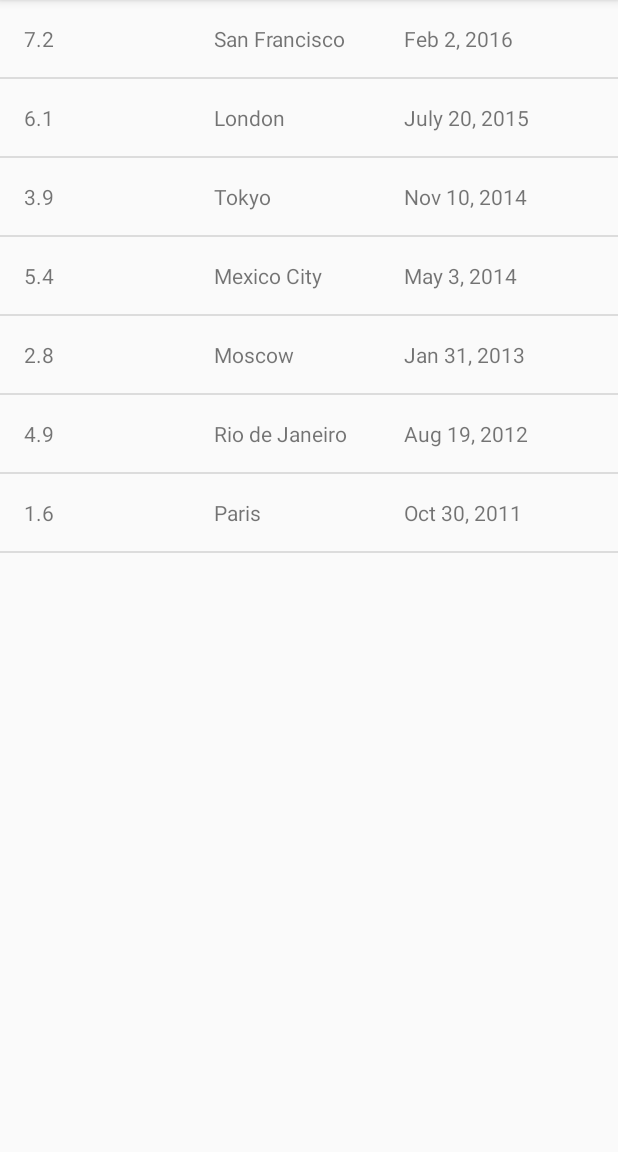
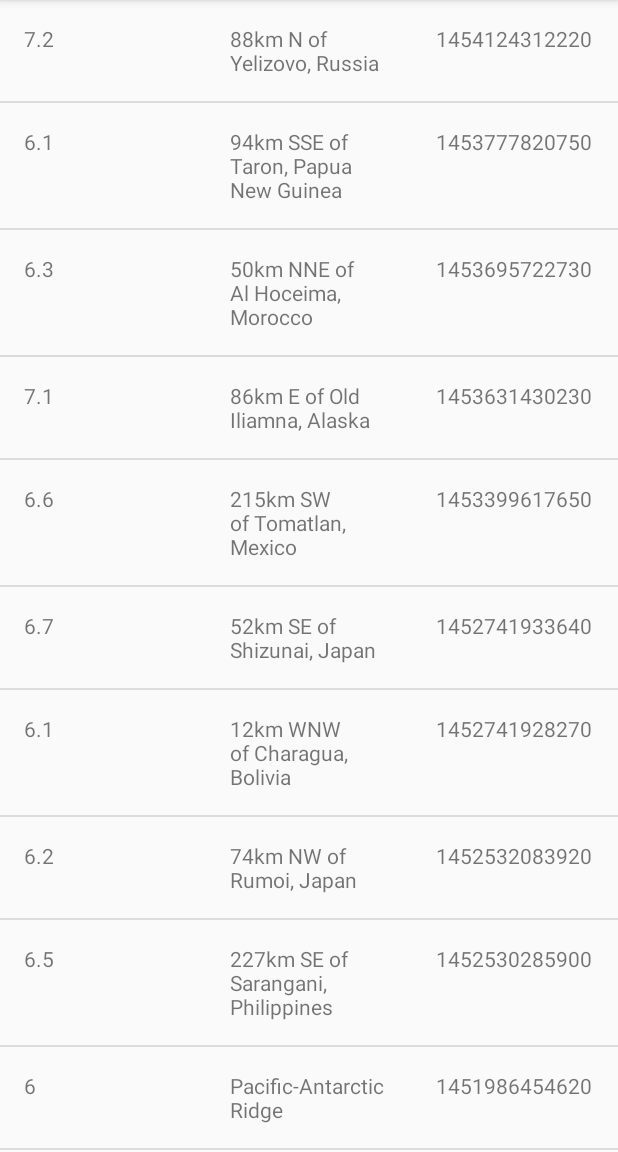
Before and after one commit to sergeykamyshov/CourseUdacity, an Android app: the screen it shows after launch (EarthquakeActivity), on a phone screen of 412 x 824 dp, the part 84-1236 px from its top. Run offline under Robolectric (Android 15) with nearby library versions, the light colour scheme and no system bars.

Commit message:
Created util class that helps to parse JSON

```diff
--- a/QuakeReport/app/src/main/java/com/example/android/quakereport/Earthquake.java
+++ b/QuakeReport/app/src/main/java/com/example/android/quakereport/Earthquake.java
@@ -2,37 +2,37 @@ package com.example.android.quakereport;
 
 public class Earthquake {
 
-    private String magnitude;
-    private String place;
-    private String date;
+    private String mMagnitude;
+    private String mPlace;
+    private String mDate;
 
     public Earthquake(String magnitude, String place, String date) {
-        this.magnitude = magnitude;
-        this.place = place;
-        this.date = date;
+        this.mMagnitude = magnitude;
+        this.mPlace = place;
+        this.mDate = date;
     }
 
     public String getMagnitude() {
-        return magnitude;
+        return mMagnitude;
     }
 
     public void setMagnitude(String magnitude) {
-        this.magnitude = magnitude;
+        mMagnitude = magnitude;
     }
 
     public String getPlace() {
-        return place;
+        return mPlace;
     }
 
     public void setPlace(String place) {
-        this.place = place;
+        mPlace = place;
     }
 
     public String getDate() {
-        return date;
+        return mDate;
     }
 
     public void setDate(String date) {
-        this.date = date;
+        mDate = date;
     }
 }
--- a/QuakeReport/app/src/main/java/com/example/android/quakereport/EarthquakeActivity.java
+++ b/QuakeReport/app/src/main/java/com/example/android/quakereport/EarthquakeActivity.java
@@ -31,14 +31,7 @@ public class EarthquakeActivity extends AppCompatActivity {
         setContentView(R.layout.earthquake_activity);
 
         // Create a fake list of earthquake locations.
-        ArrayList<Earthquake> earthquakes = new ArrayList<>();
-        earthquakes.add(new Earthquake("7.2", "San Francisco", "Feb 2, 2016"));
-        earthquakes.add(new Earthquake("6.1", "London", "July 20, 2015"));
-        earthquakes.add(new Earthquake("3.9", "Tokyo", "Nov 10, 2014"));
-        earthquakes.add(new Earthquake("5.4", "Mexico City", "May 3, 2014"));
-        earthquakes.add(new Earthquake("2.8", "Moscow", "Jan 31, 2013"));
-        earthquakes.add(new Earthquake("4.9", "Rio de Janeiro", "Aug 19, 2012"));
-        earthquakes.add(new Earthquake("1.6", "Paris", "Oct 30, 2011"));
+        ArrayList<Earthquake> earthquakes = QueryUtils.extractEarthquakes();
 
         // Find a reference to the {@link ListView} in the layout
         ListView earthquakeListView = (ListView) findViewById(R.id.list);
--- a/QuakeReport/app/src/main/java/com/example/android/quakereport/EarthquakeAdapter.java
+++ b/QuakeReport/app/src/main/java/com/example/android/quakereport/EarthquakeAdapter.java
@@ -11,24 +11,24 @@ import java.util.List;
 
 public class EarthquakeAdapter extends BaseAdapter {
 
-    private Context context;
-    private LayoutInflater inflater;
-    private List<Earthquake> earthquakes;
+    private Context mContext;
+    private LayoutInflater mInflater;
+    private List<Earthquake> mEarthquakes;
 
     public EarthquakeAdapter(Context context, List<Earthquake> earthquakes) {
-        this.context = context;
-        inflater = (LayoutInflater) this.context.getSystemService(Context.LAYOUT_INFLATER_SERVICE);
-        this.earthquakes = earthquakes;
+        this.mContext = context;
+        mInflater = (LayoutInflater) this.mContext.getSystemService(Context.LAYOUT_INFLATER_SERVICE);
+        this.mEarthquakes = earthquakes;
     }
 
     @Override
     public int getCount() {
-        return earthquakes.size();
+        return mEarthquakes.size();
     }
 
     @Override
     public Object getItem(int position) {
-        return earthquakes.get(position);
+        return mEarthquakes.get(position);
     }
 
     @Override
@@ -39,10 +39,10 @@ public class EarthquakeAdapter extends BaseAdapter {
     @Override
     public View getView(int position, View convertView, ViewGroup parent) {
         if (convertView == null) {
-            convertView = inflater.inflate(R.layout.earthquake_list_item, parent, false);
+            convertView = mInflater.inflate(R.layout.earthquake_list_item, parent, false);
         }
 
-        Earthquake earthquake = earthquakes.get(position);
+        Earthquake earthquake = mEarthquakes.get(position);
 
         TextView magnitude = (TextView) convertView.findViewById(R.id.magnitude_text_view);
         magnitude.setText(earthquake.getMagnitude());
--- /dev/null
+++ b/QuakeReport/app/src/main/java/com/example/android/quakereport/QueryUtils.java
@@ -0,0 +1,62 @@
+package com.example.android.quakereport;
+
+import android.util.Log;
+
+import org.json.JSONArray;
+import org.json.JSONException;
+import org.json.JSONObject;
+
+import java.util.ArrayList;
+
+/**
+ * Helper methods related to requesting and receiving earthquake data from USGS.
+ */
+public class QueryUtils {
+    /**
+     * Sample JSON response for a USGS query
+     */
+    private static final String SAMPLE_JSON_RESPONSE = "{\"type\":\"FeatureCollection\",\"metadata\":{\"generated\":1462295443000,\"url\":\"http://earthquake.usgs.gov/fdsnws/event/1/query?format=geojson&starttime=2016-01-01&endtime=2016-01-31&minmag=6&limit=10\",\"title\":\"USGS Earthquakes\",\"status\":200,\"api\":\"1.5.2\",\"limit\":10,\"offset\":1,\"count\":10},\"features\":[{\"type\":\"Feature\",\"properties\":{\"mag\":7.2,\"place\":\"88km N of Yelizovo, Russia\",\"time\":1454124312220,\"updated\":1460674294040,\"tz\":720,\"url\":\"http://earthquake.usgs.gov/earthquakes/eventpage/us20004vvx\",\"detail\":\"http://earthquake.usgs.gov/fdsnws/event/1/query?eventid=us20004vvx&format=geojson\",\"felt\":2,\"cdi\":3.4,\"mmi\":5.82,\"alert\":\"green\",\"status\":\"reviewed\",\"tsunami\":1,\"sig\":798,\"net\":\"us\",\"code\":\"20004vvx\",\"ids\":\",at00o1qxho,pt16030050,us20004vvx,gcmt20160130032510,\",\"sources\":\",at,pt,us,gcmt,\",\"types\":\",cap,dyfi,finite-fault,general-link,general-text,geoserve,impact-link,impact-text,losspager,moment-tensor,nearby-cities,origin,phase-data,shakemap,tectonic-summary,\",\"nst\":null,\"dmin\":0.958,\"rms\":1.19,\"gap\":17,\"magType\":\"mww\",\"type\":\"earthquake\",\"title\":\"M 7.2 - 88km N of Yelizovo, Russia\"},\"geometry\":{\"type\":\"Point\",\"coordinates\":[158.5463,53.9776,177]},\"id\":\"us20004vvx\"},\n" +
+            "{\"type\":\"Feature\",\"properties\":{\"mag\":6.1,\"place\":\"94km SSE of Taron, Papua New Guinea\",\"time\":1453777820750,\"updated\":1460156775040,\"tz\":600,\"url\":\"http://earthquake.usgs.gov/earthquakes/eventpage/us20004uks\",\"detail\":\"http://earthquake.usgs.gov/fdsnws/event/1/query?eventid=us20004uks&format=geojson\",\"felt\":null,\"cdi\":null,\"mmi\":4.1,\"alert\":\"green\",\"status\":\"reviewed\",\"tsunami\":1,\"sig\":572,\"net\":\"us\",\"code\":\"20004uks\",\"ids\":\",us20004uks,gcmt20160126031023,\",\"sources\":\",us,gcmt,\",\"types\":\",cap,geoserve,losspager,moment-tensor,nearby-cities,origin,phase-data,shakemap,tectonic-summary,\",\"nst\":null,\"dmin\":1.537,\"rms\":0.74,\"gap\":25,\"magType\":\"mww\",\"type\":\"earthquake\",\"title\":\"M 6.1 - 94km SSE of Taron, Papua New Guinea\"},\"geometry\":{\"type\":\"Point\",\"coordinates\":[153.2454,-5.2952,26]},\"id\":\"us20004uks\"},\n" +
+            "{\"type\":\"Feature\",\"properties\":{\"mag\":6.3,\"place\":\"50km NNE of Al Hoceima, Morocco\",\"time\":1453695722730,\"updated\":1460156773040,\"tz\":0,\"url\":\"http://earthquake.usgs.gov/earthquakes/eventpage/us10004gy9\",\"detail\":\"http://earthquake.usgs.gov/fdsnws/event/1/query?eventid=us10004gy9&format=geojson\",\"felt\":117,\"cdi\":7.2,\"mmi\":5.28,\"alert\":\"green\",\"status\":\"reviewed\",\"tsunami\":0,\"sig\":695,\"net\":\"us\",\"code\":\"10004gy9\",\"ids\":\",us10004gy9,gcmt20160125042203,\",\"sources\":\",us,gcmt,\",\"types\":\",cap,dyfi,geoserve,impact-text,losspager,moment-tensor,nearby-cities,origin,phase-data,shakemap,tectonic-summary,\",\"nst\":null,\"dmin\":2.201,\"rms\":0.92,\"gap\":20,\"magType\":\"mww\",\"type\":\"earthquake\",\"title\":\"M 6.3 - 50km NNE of Al Hoceima, Morocco\"},\"geometry\":{\"type\":\"Point\",\"coordinates\":[-3.6818,35.6493,12]},\"id\":\"us10004gy9\"},\n" +
+            "{\"type\":\"Feature\",\"properties\":{\"mag\":7.1,\"place\":\"86km E of Old Iliamna, Alaska\",\"time\":1453631430230,\"updated\":1460156770040,\"tz\":-540,\"url\":\"http://earthquake.usgs.gov/earthquakes/eventpage/us10004gqp\",\"detail\":\"http://earthquake.usgs.gov/fdsnws/event/1/query?eventid=us10004gqp&format=geojson\",\"felt\":1816,\"cdi\":7.2,\"mmi\":6.6,\"alert\":\"green\",\"status\":\"reviewed\",\"tsunami\":1,\"sig\":1496,\"net\":\"us\",\"code\":\"10004gqp\",\"ids\":\",at00o1gd6r,us10004gqp,ak12496371,gcmt20160124103030,\",\"sources\":\",at,us,ak,gcmt,\",\"types\":\",cap,dyfi,finite-fault,general-link,general-text,geoserve,impact-link,impact-text,losspager,moment-tensor,nearby-cities,origin,phase-data,shakemap,tectonic-summary,trump-origin,\",\"nst\":null,\"dmin\":0.72,\"rms\":2.11,\"gap\":19,\"magType\":\"mww\",\"type\":\"earthquake\",\"title\":\"M 7.1 - 86km E of Old Iliamna, Alaska\"},\"geometry\":{\"type\":\"Point\",\"coordinates\":[-153.4051,59.6363,129]},\"id\":\"us10004gqp\"},\n" +
+            "{\"type\":\"Feature\",\"properties\":{\"mag\":6.6,\"place\":\"215km SW of Tomatlan, Mexico\",\"time\":1453399617650,\"updated\":1459963829040,\"tz\":-420,\"url\":\"http://earthquake.usgs.gov/earthquakes/eventpage/us10004g4l\",\"detail\":\"http://earthquake.usgs.gov/fdsnws/event/1/query?eventid=us10004g4l&format=geojson\",\"felt\":11,\"cdi\":2.7,\"mmi\":3.92,\"alert\":\"green\",\"status\":\"reviewed\",\"tsunami\":1,\"sig\":673,\"net\":\"us\",\"code\":\"10004g4l\",\"ids\":\",at00o1bebo,pt16021050,us10004g4l,gcmt20160121180659,\",\"sources\":\",at,pt,us,gcmt,\",\"types\":\",cap,dyfi,geoserve,impact-link,impact-text,losspager,moment-tensor,nearby-cities,origin,phase-data,shakemap,tectonic-summary,\",\"nst\":null,\"dmin\":2.413,\"rms\":0.98,\"gap\":74,\"magType\":\"mww\",\"type\":\"earthquake\",\"title\":\"M 6.6 - 215km SW of Tomatlan, Mexico\"},\"geometry\":{\"type\":\"Point\",\"coordinates\":[-106.9337,18.8239,10]},\"id\":\"us10004g4l\"},\n" +
+            "{\"type\":\"Feature\",\"properties\":{\"mag\":6.7,\"place\":\"52km SE of Shizunai, Japan\",\"time\":1452741933640,\"updated\":1459304879040,\"tz\":540,\"url\":\"http://earthquake.usgs.gov/earthquakes/eventpage/us10004ebx\",\"detail\":\"http://earthquake.usgs.gov/fdsnws/event/1/query?eventid=us10004ebx&format=geojson\",\"felt\":51,\"cdi\":5.8,\"mmi\":6.45,\"alert\":\"green\",\"status\":\"reviewed\",\"tsunami\":1,\"sig\":720,\"net\":\"us\",\"code\":\"10004ebx\",\"ids\":\",us10004ebx,pt16014050,at00o0xauk,gcmt20160114032534,\",\"sources\":\",us,pt,at,gcmt,\",\"types\":\",associate,cap,dyfi,geoserve,impact-link,impact-text,losspager,moment-tensor,nearby-cities,origin,phase-data,shakemap,\",\"nst\":null,\"dmin\":0.281,\"rms\":0.98,\"gap\":22,\"magType\":\"mww\",\"type\":\"earthquake\",\"title\":\"M 6.7 - 52km SE of Shizunai, Japan\"},\"geometry\":{\"type\":\"Point\",\"coordinates\":[142.781,41.9723,46]},\"id\":\"us10004ebx\"},\n" +
+            "{\"type\":\"Feature\",\"properties\":{\"mag\":6.1,\"place\":\"12km WNW of Charagua, Bolivia\",\"time\":1452741928270,\"updated\":1459304879040,\"tz\":-240,\"url\":\"http://earthquake.usgs.gov/earthquakes/eventpage/us10004ebw\",\"detail\":\"http://earthquake.usgs.gov/fdsnws/event/1/query?eventid=us10004ebw&format=geojson\",\"felt\":3,\"cdi\":2.2,\"mmi\":2.21,\"alert\":\"green\",\"status\":\"reviewed\",\"tsunami\":0,\"sig\":573,\"net\":\"us\",\"code\":\"10004ebw\",\"ids\":\",us10004ebw,gcmt20160114032528,\",\"sources\":\",us,gcmt,\",\"types\":\",cap,dyfi,geoserve,impact-text,losspager,moment-tensor,nearby-cities,origin,phase-data,shakemap,tectonic-summary,\",\"nst\":null,\"dmin\":5.492,\"rms\":1.04,\"gap\":16,\"magType\":\"mww\",\"type\":\"earthquake\",\"title\":\"M 6.1 - 12km WNW of Charagua, Bolivia\"},\"geometry\":{\"type\":\"Point\",\"coordinates\":[-63.3288,-19.7597,582.56]},\"id\":\"us10004ebw\"},\n" +
+            "{\"type\":\"Feature\",\"properties\":{\"mag\":6.2,\"place\":\"74km NW of Rumoi, Japan\",\"time\":1452532083920,\"updated\":1459304875040,\"tz\":540,\"url\":\"http://earthquake.usgs.gov/earthquakes/eventpage/us10004djn\",\"detail\":\"http://earthquake.usgs.gov/fdsnws/event/1/query?eventid=us10004djn&format=geojson\",\"felt\":8,\"cdi\":3.4,\"mmi\":3.74,\"alert\":\"green\",\"status\":\"reviewed\",\"tsunami\":0,\"sig\":594,\"net\":\"us\",\"code\":\"10004djn\",\"ids\":\",us10004djn,gcmt20160111170803,\",\"sources\":\",us,gcmt,\",\"types\":\",cap,dyfi,geoserve,impact-text,losspager,moment-tensor,nearby-cities,origin,phase-data,shakemap,tectonic-summary,\",\"nst\":null,\"dmin\":1.139,\"rms\":0.96,\"gap\":33,\"magType\":\"mww\",\"type\":\"earthquake\",\"title\":\"M 6.2 - 74km NW of Rumoi, Japan\"},\"geometry\":{\"type\":\"Point\",\"coordinates\":[141.0867,44.4761,238.81]},\"id\":\"us10004djn\"},\n" +
+            "{\"type\":\"Feature\",\"properties\":{\"mag\":6.5,\"place\":\"227km SE of Sarangani, Philippines\",\"time\":1452530285900,\"updated\":1459304874040,\"tz\":480,\"url\":\"http://earthquake.usgs.gov/earthquakes/eventpage/us10004dj5\",\"detail\":\"http://earthquake.usgs.gov/fdsnws/event/1/query?eventid=us10004dj5&format=geojson\",\"felt\":1,\"cdi\":2.7,\"mmi\":7.5,\"alert\":\"green\",\"status\":\"reviewed\",\"tsunami\":1,\"sig\":650,\"net\":\"us\",\"code\":\"10004dj5\",\"ids\":\",at00o0srjp,pt16011050,us10004dj5,gcmt20160111163807,\",\"sources\":\",at,pt,us,gcmt,\",\"types\":\",cap,dyfi,geoserve,impact-link,impact-text,losspager,moment-tensor,nearby-cities,origin,phase-data,shakemap,tectonic-summary,\",\"nst\":null,\"dmin\":3.144,\"rms\":0.72,\"gap\":22,\"magType\":\"mww\",\"type\":\"earthquake\",\"title\":\"M 6.5 - 227km SE of Sarangani, Philippines\"},\"geometry\":{\"type\":\"Point\",\"coordinates\":[126.8621,3.8965,13]},\"id\":\"us10004dj5\"},\n" +
+            "{\"type\":\"Feature\",\"properties\":{\"mag\":6,\"place\":\"Pacific-Antarctic Ridge\",\"time\":1451986454620,\"updated\":1459202978040,\"tz\":-540,\"url\":\"http://earthquake.usgs.gov/earthquakes/eventpage/us10004bgk\",\"detail\":\"http://earthquake.usgs.gov/fdsnws/event/1/query?eventid=us10004bgk&format=geojson\",\"felt\":0,\"cdi\":1,\"mmi\":0,\"alert\":\"green\",\"status\":\"reviewed\",\"tsunami\":0,\"sig\":554,\"net\":\"us\",\"code\":\"10004bgk\",\"ids\":\",us10004bgk,gcmt20160105093415,\",\"sources\":\",us,gcmt,\",\"types\":\",cap,dyfi,geoserve,losspager,moment-tensor,nearby-cities,origin,phase-data,shakemap,\",\"nst\":null,\"dmin\":30.75,\"rms\":0.67,\"gap\":71,\"magType\":\"mww\",\"type\":\"earthquake\",\"title\":\"M 6.0 - Pacific-Antarctic Ridge\"},\"geometry\":{\"type\":\"Point\",\"coordinates\":[-136.2603,-54.2906,10]},\"id\":\"us10004bgk\"}],\"bbox\":[-153.4051,-54.2906,10,158.5463,59.6363,582.56]}";
+
+    /**
+     * Create a private constructor because no one should ever create a {@link QueryUtils} object.
+     * This class is only meant to hold static variables and methods, which can be accessed
+     * directly from the class name QueryUtils (and an object instance of QueryUtils is not needed).
+     */
+    private QueryUtils() {
+    }
+
+    /**
+     * Return a list of {@link Earthquake} objects that has been built up from
+     * parsing a JSON response.
+     */
+    public static ArrayList<Earthquake> extractEarthquakes() {
+        ArrayList<Earthquake> earthquakes = new ArrayList<>();
+
+        try {
+            JSONObject jsonObject = new JSONObject(SAMPLE_JSON_RESPONSE);
+            JSONArray features = jsonObject.getJSONArray("features");
+            for (int i = 0; i < features.length(); i++) {
+                JSONObject feature = (JSONObject) features.get(i);
+                JSONObject properties = feature.getJSONObject("properties");
+                String mag = properties.getString("mag");
+                String place = properties.getString("place");
+                String time = properties.getString("time");
+                Earthquake earthquake = new Earthquake(mag, place, time);
+                earthquakes.add(earthquake);
+            }
+        } catch (JSONException e) {
+            Log.e("QueryUtils", "Problem parsing the earthquake JSON results", e);
+        }
+        return earthquakes;
+    }
+
+}
--- a/QuakeReport/app/src/main/res/layout/earthquake_list_item.xml
+++ b/QuakeReport/app/src/main/res/layout/earthquake_list_item.xml
@@ -1,5 +1,6 @@
 <?xml version="1.0" encoding="utf-8"?>
 <LinearLayout xmlns:android="http://schemas.android.com/apk/res/android"
+    xmlns:tools="http://schemas.android.com/tools"
     android:layout_width="match_parent"
     android:layout_height="wrap_content"
     android:orientation="horizontal">
@@ -8,28 +9,23 @@
         android:id="@+id/magnitude_text_view"
         android:layout_width="0dp"
         android:layout_height="wrap_content"
-        android:layout_marginBottom="16dp"
-        android:layout_marginLeft="16dp"
-        android:layout_marginTop="16dp"
         android:layout_weight="1"
-        android:text="7.2" />
+        android:padding="16dp"
+        tools:text="7.2" />
 
     <TextView
         android:id="@+id/place_text_view"
         android:layout_width="0dp"
         android:layout_height="wrap_content"
-        android:layout_marginBottom="16dp"
-        android:layout_marginTop="16dp"
         android:layout_weight="1"
-        android:text="San Francisco" />
+        android:padding="16dp"
+        tools:text="San Francisco" />
 
     <TextView
         android:id="@+id/date_text_view"
         android:layout_width="0dp"
         android:layout_height="wrap_content"
-        android:layout_marginBottom="16dp"
-        android:layout_marginRight="16dp"
-        android:layout_marginTop="16dp"
         android:layout_weight="1"
-        android:text="Jan 6, 2016" />
+        android:padding="16dp"
+        tools:text="Jan 6, 2016" />
 </LinearLayout>
```
